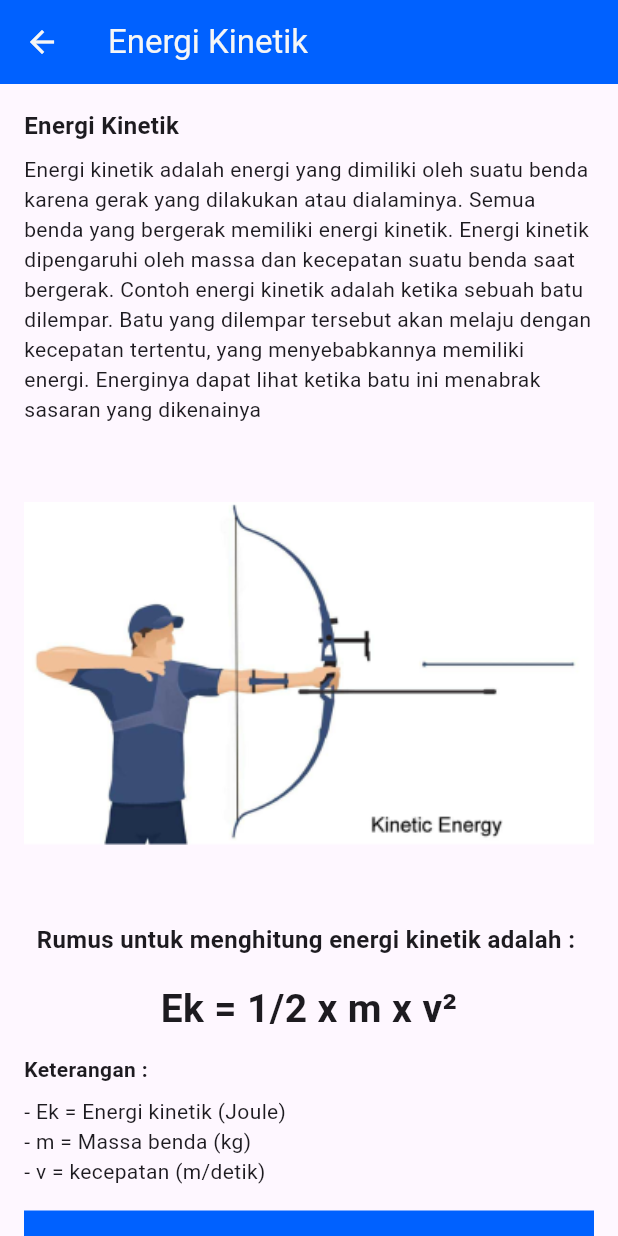
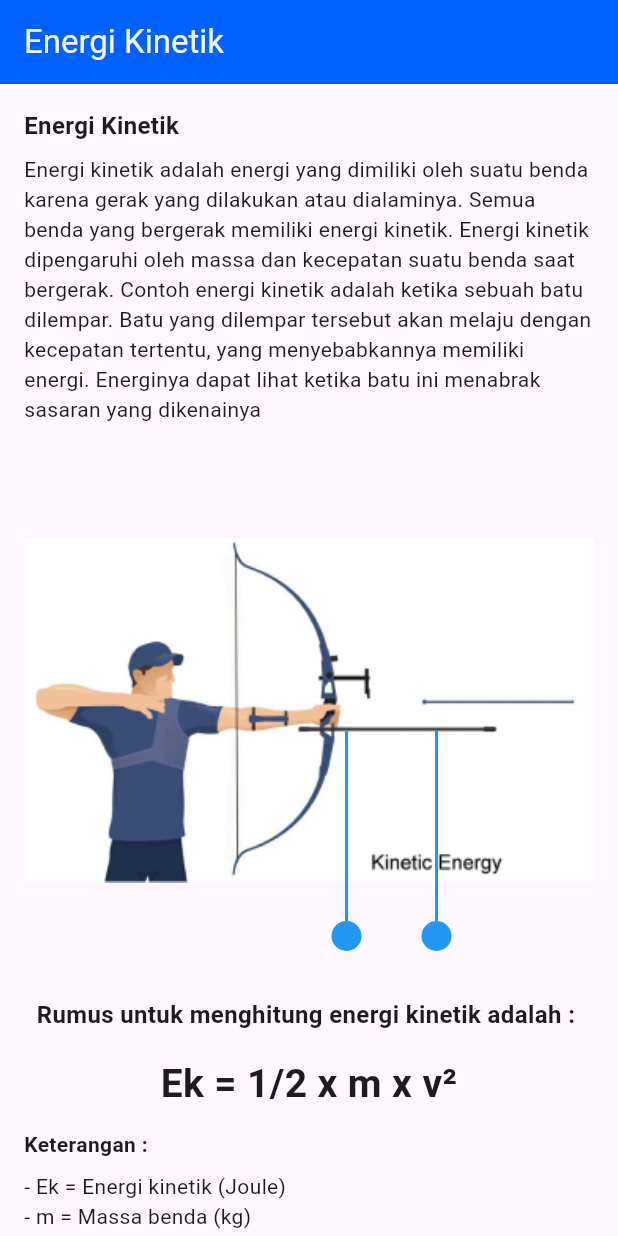
Before and after one commit to DesrielKiki/sunco_physics, a Flutter app: the KineticEnergyLessonScreen screen opened directly, on a phone screen of 412 x 824 dp. Run offline on Flutter 3.47's test engine with Material 3 defaults, Android fonts, the phone set to English and light mode, and no system bars; our stand-ins replace cloud_firestore, firebase_auth, firebase_core, firebase_storage, image_picker, shared_preferences; accounts and stored records are empty.

Commit message:
:wrench: modify kinetic energy lesson

```diff
--- a/lib/main.dart
+++ b/lib/main.dart
@@ -2,6 +2,7 @@ import 'package:firebase_core/firebase_core.dart';
 import 'package:flutter/material.dart';
 import 'package:sunco_physics/firebase_options.dart';
 import 'package:sunco_physics/presentation/navigation/app_routes.dart';
+import 'package:sunco_physics/presentation/screen/lesson/offline_lesson/lesson/kinetic_energy_lesson.dart';
 import 'package:sunco_physics/presentation/screen/lesson/offline_lesson/lesson/spring_lesson.dart';
 
 void main() async {
@@ -24,15 +25,15 @@ class MyApp extends StatelessWidget {
     return MaterialApp(
       title: 'Flutter Demo',
       debugShowCheckedModeBanner: false,
-      initialRoute: AppRoutes.splash,
-      onGenerateRoute: AppRoutes.generateRoute,
+      // initialRoute: AppRoutes.splash,
+      //onGenerateRoute: AppRoutes.generateRoute,
       theme: ThemeData(
         colorScheme: ColorScheme.fromSeed(
           seedColor: Colors.deepPurple,
         ),
         useMaterial3: true,
       ),
-      //home: const SpringLessonScreen(),
+      home: const KineticEnergyLessonScreen(),
     );
   }
 }
--- a/lib/presentation/screen/lesson/offline_lesson/lesson/kinetic_energy_lesson.dart
+++ b/lib/presentation/screen/lesson/offline_lesson/lesson/kinetic_energy_lesson.dart
@@ -1,11 +1,105 @@
 import 'package:flutter/material.dart';
+import 'package:sunco_physics/data/model/interactive_point.dart';
 import 'package:sunco_physics/presentation/component/formula_text.dart';
+import 'package:sunco_physics/presentation/component/lesson_dialog.dart';
 import 'package:sunco_physics/presentation/component/question_button.dart';
 import 'package:sunco_physics/presentation/component/subtitle_with_description.dart';
+import 'package:sunco_physics/presentation/component/vertical_line_painter.dart';
 import 'package:sunco_physics/presentation/theme/color_config.dart';
 
-class KineticEnergyLessonScreen extends StatelessWidget {
+class KineticEnergyLessonScreen extends StatefulWidget {
   const KineticEnergyLessonScreen({super.key});
+
+  @override
+  State<KineticEnergyLessonScreen> createState() =>
+      _KineticEnergyLessonScreenState();
+}
+
+class _KineticEnergyLessonScreenState extends State<KineticEnergyLessonScreen>
+    with TickerProviderStateMixin {
+  final List<InteractivePoint> points = [
+    InteractivePoint(
+      position: const Offset(215, 188),
+      lineLength: 127,
+      title: "Massa",
+      description:
+          'Massa adalah gaya yang ditimbulkan oleh gravitasi pada sebuah benda. Massa menunjukkan seberapa kuat gravitasi menarik benda tersebut ke bawah. Berat berbeda dari massa, karena berat tidak tergantung pada gravitasi, sedangkan massa iya. Misalnya: Di Bumi, kamu merasa lebih "berat" karena gravitasi Bumi lebih besar. Di Bulan, kamu akan merasa lebih "ringan" karena gravitasi Bulan lebih kecil. Massa biasanya diukur dalam satuan Newton (N), sedangkan berat diukur dalam kilogram (kg)',
+    ),
+    InteractivePoint(
+      position: const Offset(275, 188),
+      lineLength: 127,
+      title: "kecepatan",
+      description:
+          'Kecepatan adalah seberapa cepat sesuatu bergerak dan ke mana arah geraknya. Jadi, kecepatan bukan hanya tentang "seberapa cepat," tapi juga "arahnya." Contohnya, jika naik sepeda ke utara dengan kecepatan 10 km/jam, itu berarti kecepatanmu adalah 10 km/jam ke utara',
+    ),
+  ];
+
+  late List<AnimationController> _animationControllers;
+  late List<Animation<double>> _opacityAnimations;
+  late List<bool> clickedPoints;
+  late List<double> opacityValues;
+
+  @override
+  void initState() {
+    super.initState();
+
+    clickedPoints = List.generate(points.length, (_) => false);
+    opacityValues = List.generate(points.length, (_) => 1.0);
+
+    _animationControllers = List.generate(
+      points.length,
+      (_) => AnimationController(
+        duration: const Duration(seconds: 1),
+        vsync: this,
+      )..repeat(reverse: true),
+    );
+
+    _opacityAnimations = _animationControllers
+        .map(
+          (controller) => Tween<double>(begin: 1.0, end: 0.5).animate(
+            CurvedAnimation(parent: controller, curve: Curves.easeInOut),
+          ),
+        )
+        .toList();
+
+    debugPrint('Initial opacityValues: $opacityValues');
+  }
+
+  @override
+  void dispose() {
+    for (var controller in _animationControllers) {
+      controller.dispose();
+    }
+    super.dispose();
+  }
+
+  void _showDescription(String description, String title) {
+    debugPrint("Menampilkan deskripsi: $description");
+    showDialog(
+      context: context,
+      builder: (context) => LessonDialog(
+        description: description,
+        title: title,
+      ),
+    );
+  }
+
+  void _onPointClicked(int index) {
+    if (!clickedPoints[index]) {
+      setState(() {
+        opacityValues[index] = 1.0;
+        clickedPoints[index] = true;
+      });
+
+      Future.delayed(const Duration(milliseconds: 300), () {
+        _animationControllers[index].stop();
+
+        _showDescription(points[index].description, points[index].title);
+      });
+    } else {
+      _showDescription(points[index].description, points[index].title);
+    }
+  }
 
   @override
   Widget build(BuildContext context) {
@@ -26,11 +120,62 @@ class KineticEnergyLessonScreen extends StatelessWidget {
                     "Energi kinetik adalah energi yang dimiliki oleh suatu benda karena gerak yang dilakukan atau dialaminya. Semua benda yang bergerak memiliki energi kinetik. Energi kinetik dipengaruhi oleh massa dan kecepatan suatu benda saat bergerak. Contoh energi kinetik adalah ketika sebuah batu dilempar. Batu yang dilempar tersebut akan melaju dengan kecepatan tertentu, yang menyebabkannya memiliki energi. Energinya dapat lihat ketika batu ini menabrak sasaran yang dikenainya",
               ),
               const SizedBox(height: 16),
-              Image.asset(
-                'assets/lesson/img_energi_kinetik.png',
-                width: 400,
-                height: 300,
-                fit: BoxFit.contain,
+              Center(
+                child: Stack(
+                  children: [
+                    Image.asset(
+                      'assets/lesson/img_energi_kinetik.png',
+                      width: 400,
+                      height: 350,
+                      fit: BoxFit.contain,
+                    ),
+                    Positioned.fill(
+                      child: AnimatedBuilder(
+                        animation: Listenable.merge(_animationControllers),
+                        builder: (context, child) {
+                          return CustomPaint(
+                            painter: VerticalLinePainter(
+                              points: points,
+                              opacityValues: _opacityAnimations
+                                  .map((anim) => anim.value)
+                                  .toList(),
+                            ),
+                          );
+                        },
+                      ),
+                    ),
+                    ...points.asMap().map((index, point) {
+                      final Offset endPosition = Offset(
+                        point.position.dx,
+                        point.position.dy + point.lineLength,
+                      );
+
+                      return MapEntry(
+                        index,
+                        Positioned(
+                          left: endPosition.dx - 10,
+                          top: endPosition.dy - 0,
+                          child: FadeTransition(
+                            opacity: _opacityAnimations[index],
+                            child: GestureDetector(
+                              onTap: () {
+                                _onPointClicked(index);
+                              },
+                              child: Container(
+                                width: 20,
+                                height: 20,
+                                decoration: const BoxDecoration(
+                                  color: Colors.blue,
+                                  shape: BoxShape.circle,
+                                ),
+                              ),
+                            ),
+                          ),
+                        ),
+                      );
+                    }).values
+                  ],
+                ),
               ),
               const SizedBox(height: 16),
               const Text(
```
